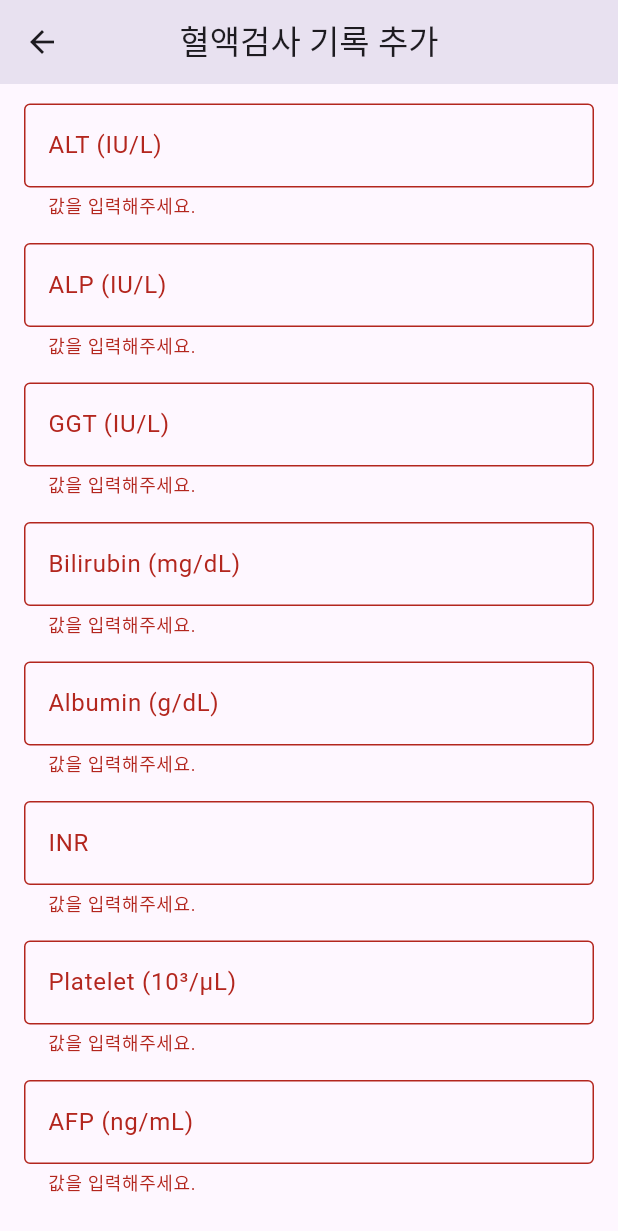
After one commit to LiverGuardAI/Flutter-application, a Flutter app: the BloodTestAddPage screen opened directly, scrolled down 96 dp, after a tap on "저장하기", on a phone screen of 412 x 824 dp. The commit adds this screen. Shown: the top 1231 px of the screen. Run offline on Flutter 3.47's test engine with Material 3 defaults, Android fonts, the phone set to English and light mode, and no system bars; our stand-ins replace dio, flutter_map, flutter_secure_storage, flutter_typeahead, latlong2, shared_preferences; accounts and stored records are empty.

Commit message:
feat blood result add page

```diff
--- /dev/null
+++ b/dashboard_app/lib/api/blood_result_api.dart
@@ -0,0 +1,55 @@
+import 'package:dio/dio.dart';
+import 'package:intl/intl.dart';
+
+import '../utils/secure_storage.dart';
+import '../api/dio_client.dart';
+
+class BloodResultApi {
+  static final Dio _dio = DioClient.dio;
+
+  // ---------------------------------------------------
+  //  혈액검사 기록 추가 API
+  // ---------------------------------------------------
+  static Future<bool> addBloodResult({
+    required int patientId,
+    required int ast,
+    required int alt,
+    required int alp,
+    required int ggt,
+    required double bilirubin,
+    required double albumin,
+    required double inr,
+    required int platelet,
+    required int afp,
+    required DateTime takenAt,
+  }) async {
+    try {
+      // 🔥 여기에 저장된 patient_id 읽기
+      final storedPatientId = await SecureStorage.read("patient_id");
+      if (storedPatientId == null) {
+        return false;
+      }
+      final response = await _dio.post(
+        "/blood-results/", // ✔ baseUrl 뒤에 자동으로 붙음
+        data: {
+          "patient_id": storedPatientId,
+          "ast": ast,
+          "alt": alt,
+          "alp": alp,
+          "ggt": ggt,
+          "bilirubin": bilirubin,
+          "albumin": albumin,
+          "inr": inr,
+          "platelet": platelet,
+          "afp": afp,
+          "taken_at": DateFormat("yyyy-MM-dd").format(takenAt),
+        },
+      );
+
+      return response.statusCode == 201;
+    } catch (e) {
+      print("❌ BloodResultApi.addBloodResult Error: $e");
+      return false;
+    }
+  }
+}
--- /dev/null
+++ b/dashboard_app/lib/pages/blood_test_add_page.dart
@@ -0,0 +1,166 @@
+import 'package:flutter/material.dart';
+import 'package:intl/intl.dart';
+import '../api/blood_result_api.dart'; // ← API 호출 import 추가
+
+class BloodTestAddPage extends StatefulWidget {
+  @override
+  _BloodTestAddPageState createState() => _BloodTestAddPageState();
+}
+
+class _BloodTestAddPageState extends State<BloodTestAddPage> {
+  final _formKey = GlobalKey<FormState>();
+
+  // Controllers
+  final astController = TextEditingController();
+  final altController = TextEditingController();
+  final alpController = TextEditingController();
+  final ggtController = TextEditingController();
+  final bilirubinController = TextEditingController();
+  final albuminController = TextEditingController();
+  final inrController = TextEditingController();
+  final plateletController = TextEditingController();
+  final afpController = TextEditingController();
+
+  DateTime? selectedDate;
+
+  @override
+  Widget build(BuildContext context) {
+    return Scaffold(
+      appBar: AppBar(title: Text("혈액검사 기록 추가"), centerTitle: true),
+      body: SingleChildScrollView(
+        padding: EdgeInsets.all(16.0),
+        child: Form(
+          key: _formKey,
+          child: Column(
+            crossAxisAlignment: CrossAxisAlignment.start,
+            children: [
+              _buildNumberField("AST (IU/L)", astController),
+              _buildNumberField("ALT (IU/L)", altController),
+              _buildNumberField("ALP (IU/L)", alpController),
+              _buildNumberField("GGT (IU/L)", ggtController),
+              _buildNumberField("Bilirubin (mg/dL)", bilirubinController),
+              _buildNumberField("Albumin (g/dL)", albuminController),
+              _buildNumberField("INR", inrController),
+              _buildNumberField("Platelet (10³/µL)", plateletController),
+              _buildNumberField("AFP (ng/mL)", afpController),
+              SizedBox(height: 20),
+
+              Text(
+                "검사 날짜 선택",
+                style: TextStyle(fontSize: 16, fontWeight: FontWeight.bold),
+              ),
+              SizedBox(height: 8),
+              _buildDatePicker(),
+
+              SizedBox(height: 30),
+
+              SizedBox(
+                width: double.infinity,
+                child: ElevatedButton(
+                  onPressed: _onSavePressed,
+                  child: Text("저장하기"),
+                ),
+              ),
+            ],
+          ),
+        ),
+      ),
+    );
+  }
+
+  // ---------------------------------------------------------
+  // 🔥 저장 버튼 눌렀을 때 실행되는 함수
+  // ---------------------------------------------------------
+  Future<void> _onSavePressed() async {
+    if (!_formKey.currentState!.validate()) return;
+
+    if (selectedDate == null) {
+      ScaffoldMessenger.of(
+        context,
+      ).showSnackBar(SnackBar(content: Text("검사 날짜를 선택해주세요.")));
+      return;
+    }
+
+    // 🔥 Django API 호출
+    bool success = await BloodResultApi.addBloodResult(
+      patientId: 1, // TODO: 실제 로그인 사용자 patient_id로 변경
+      ast: int.parse(astController.text),
+      alt: int.parse(altController.text),
+      alp: int.parse(alpController.text),
+      ggt: int.parse(ggtController.text),
+      bilirubin: double.parse(bilirubinController.text),
+      albumin: double.parse(albuminController.text),
+      inr: double.parse(inrController.text),
+      platelet: int.parse(plateletController.text),
+      afp: int.parse(afpController.text),
+      takenAt: selectedDate!,
+    );
+
+    if (success) {
+      ScaffoldMessenger.of(
+        context,
+      ).showSnackBar(SnackBar(content: Text("혈액검사 기록이 저장되었습니다.")));
+      Navigator.pop(context);
+    } else {
+      ScaffoldMessenger.of(
+        context,
+      ).showSnackBar(SnackBar(content: Text("저장 실패")));
+    }
+  }
+
+  // 숫자 입력 필드
+  Widget _buildNumberField(String label, TextEditingController controller) {
+    return Padding(
+      padding: const EdgeInsets.only(bottom: 16.0),
+      child: TextFormField(
+        controller: controller,
+        keyboardType: TextInputType.number,
+        decoration: InputDecoration(
+          labelText: label,
+          border: OutlineInputBorder(),
+        ),
+        validator: (value) {
+          if (value == null || value.trim().isEmpty) {
+            return "값을 입력해주세요.";
+          }
+          return null;
+        },
+      ),
+    );
+  }
+
+  // 날짜 선택
+  Widget _buildDatePicker() {
+    return InkWell(
+      onTap: () async {
+        DateTime now = DateTime.now();
+        final pickedDate = await showDatePicker(
+          context: context,
+          initialDate: now,
+          firstDate: DateTime(2000),
+          lastDate: DateTime(now.year + 1),
+        );
+
+        if (pickedDate != null) {
+          setState(() {
+            selectedDate = pickedDate;
+          });
+        }
+      },
+      child: Container(
+        width: double.infinity,
+        padding: EdgeInsets.symmetric(vertical: 14, horizontal: 16),
+        decoration: BoxDecoration(
+          border: Border.all(color: Colors.grey),
+          borderRadius: BorderRadius.circular(8),
+        ),
+        child: Text(
+          selectedDate == null
+              ? "날짜를 선택하세요"
+              : DateFormat("yyyy-MM-dd").format(selectedDate!),
+          style: TextStyle(fontSize: 16),
+        ),
+      ),
+    );
+  }
+}
--- /dev/null
+++ b/dashboard_app/lib/pages/drug_add_page.dart
@@ -0,0 +1,11 @@
+import 'package:flutter/material.dart';
+
+class DrugAddPage extends StatelessWidget {
+  @override
+  Widget build(BuildContext context) {
+    return Scaffold(
+      appBar: AppBar(title: Text("복용약물 추가")),
+      body: Center(child: Text("복용약물 추가 페이지")),
+    );
+  }
+}
```
Also changed, not shown: dashboard_app/lib/pages/main_page.dart (+58 -0 lines), dashboard_app/pubspec.lock, 1 other file.
